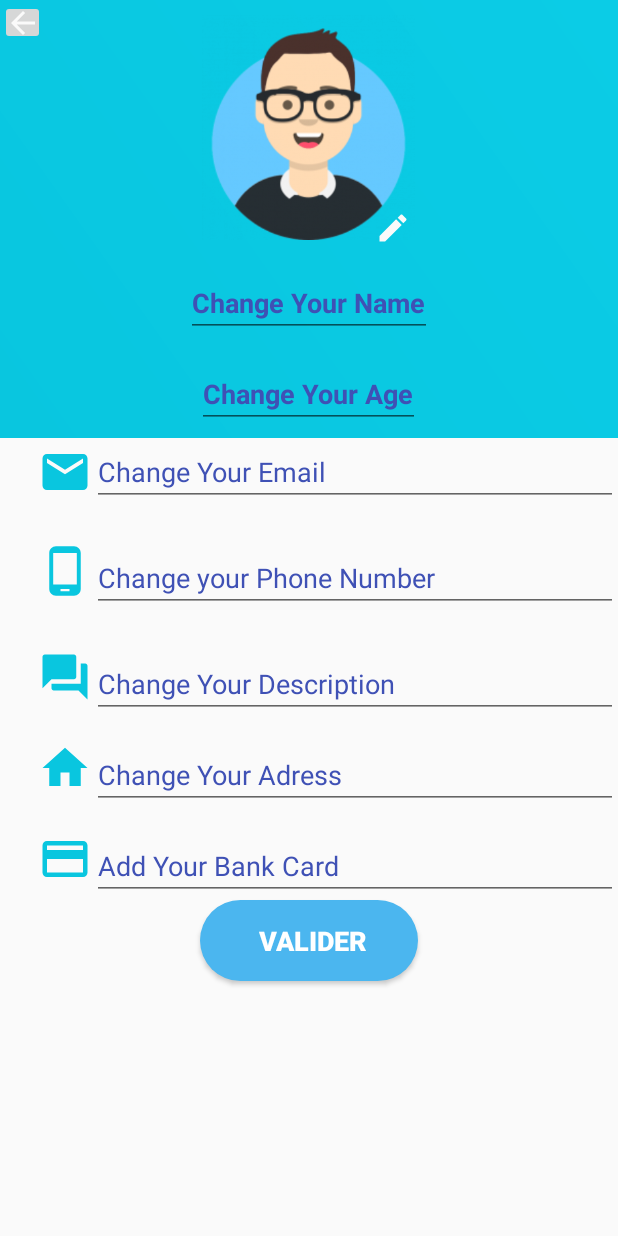
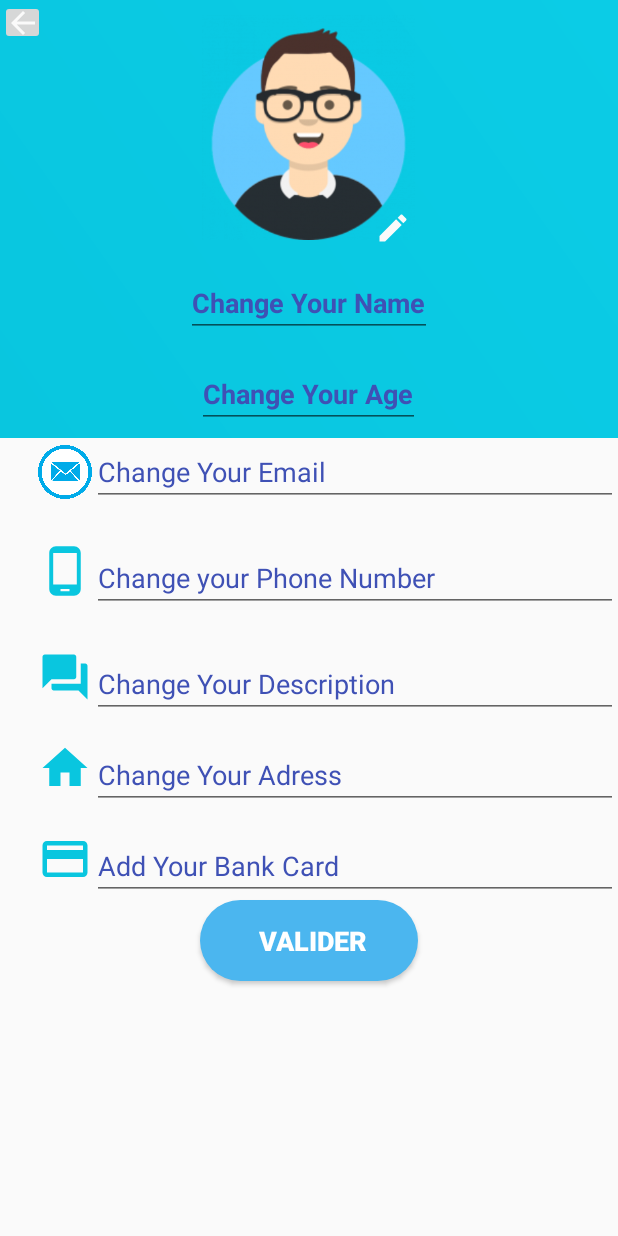
Before and after one commit to camilledahan/projet_CoCo2, an Android app: the fragment SettingFragment placed in its activity, on a phone screen of 412 x 824 dp. Run offline under Robolectric (Android 15) with nearby library versions, the phone set to English and light mode, and no system bars; libraries missing offline, so code that uses them is left out: io.realm; 3 statements that could not run were skipped.

Commit message:
FIx probleme in view srcCompat

```diff
--- a/frontend/app/src/main/res/layout/agreement_item.xml
+++ b/frontend/app/src/main/res/layout/agreement_item.xml
@@ -30,35 +30,30 @@
                 android:id="@+id/checkBoxMonday"
                 android:layout_width="45dp"
                 android:layout_height="wrap_content"
-                android:onClick="onCheckBoxClicked"
                 android:text="M" />
 
             <CheckBox
                 android:id="@+id/checkBoxTueday"
                 android:layout_width="45dp"
                 android:layout_height="wrap_content"
-                android:onClick="onCheckBoxClicked"
                 android:text="T" />
 
             <CheckBox
                 android:id="@+id/checkBoxWednesday"
                 android:layout_width="45dp"
                 android:layout_height="wrap_content"
-                android:onClick="onCheckBoxClicked"
                 android:text="W" />
 
             <CheckBox
                 android:id="@+id/checkBoxThursday"
                 android:layout_width="45dp"
                 android:layout_height="wrap_content"
-                android:onClick="onCheckBoxClicked"
                 android:text="T" />
 
             <CheckBox
                 android:id="@+id/checkBoxFriday"
                 android:layout_width="45dp"
                 android:layout_height="wrap_content"
-                android:onClick="onCheckBoxClicked"
                 android:text="F" />
 
         </LinearLayout>
--- a/frontend/app/src/main/res/layout/fragment_setting.xml
+++ b/frontend/app/src/main/res/layout/fragment_setting.xml
@@ -22,7 +22,7 @@
                 android:id="@+id/imageButtonback2"
                 android:layout_width="30dp"
                 android:layout_height="30dp"
-                android:src="@drawable/ic_arrow_back_black_24dp" />
+                app:srcCompat="@drawable/ic_arrow_back_black_24dp" />
 
 
             <ImageView
@@ -93,7 +93,7 @@
         <ImageView
             android:layout_width="36dp"
             android:layout_height="match_parent"
-            app:srcCompat="@drawable/ic_email_black_24dp" />
+            android:src="@drawable/email_icon" />
         <EditText
             android:layout_width="match_parent"
             android:layout_height="wrap_content"
@@ -117,7 +117,7 @@
         <ImageView
             android:layout_width="36dp"
             android:layout_height="36dp"
-            android:src="@drawable/ic_phone_android_black_24dp"/>
+            app:srcCompat="@drawable/ic_phone_android_black_24dp"/>
 
         <EditText
             android:layout_width="match_parent"
@@ -139,7 +139,7 @@
         <ImageView
             android:layout_width="36dp"
             android:layout_height="36dp"
-            android:src="@drawable/ic_forum_black_24dp"/>
+            app:srcCompat="@drawable/ic_forum_black_24dp"/>
 
         <EditText
             android:layout_width="match_parent"
@@ -161,7 +161,7 @@
         <ImageView
             android:layout_width="36dp"
             android:layout_height="36dp"
-            android:src="@drawable/ic_home_black_24dp"/>
+            app:srcCompat="@drawable/ic_home_black_24dp"/>
 
         <EditText
             android:layout_width="match_parent"
@@ -184,7 +184,7 @@
         <ImageView
             android:layout_width="36dp"
             android:layout_height="36dp"
-            android:src="@drawable/ic_payment_black_24dp"/>
+            app:srcCompat="@drawable/ic_payment_black_24dp"/>
 
         <EditText
             android:layout_width="match_parent"
@@ -200,7 +200,7 @@
             android:layout_height="wrap_content"
             android:layout_gravity="right"
             android:layout_weight="1"
-            android:src="@drawable/ic_edit_black_24dp" />
+            app:srcCompat="@drawable/ic_edit_black_24dp" />
 
     </LinearLayout>
 
```
Also changed, not shown: frontend/app/src/main/res/drawable/email_icon.png (added).
